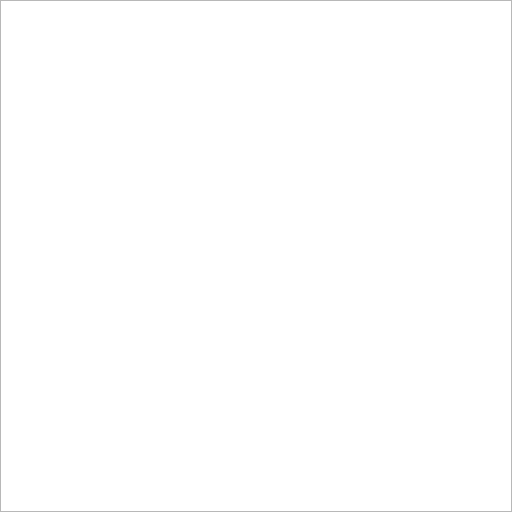
The window that src/lorairo/gui/designer/ImagePreviewWidget.ui (NEXTAltair/LoRAIro) describes before a commit, drawn with Qt 5.
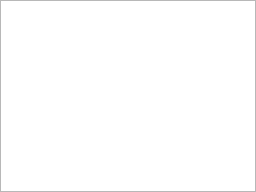
The same window after the commit.

Commit message: feat: Implement Phase 1 Qt Designer responsive layout optimization

```diff
--- a/src/lorairo/gui/designer/ImagePreviewWidget.ui
+++ b/src/lorairo/gui/designer/ImagePreviewWidget.ui
@@ -2,14 +2,6 @@
 <ui version="4.0">
  <class>ImagePreviewWidget</class>
  <widget class="QWidget" name="ImagePreviewWidget">
-  <property name="geometry">
-   <rect>
-    <x>0</x>
-    <y>0</y>
-    <width>512</width>
-    <height>512</height>
-   </rect>
-  </property>
   <property name="windowTitle">
    <string>Form</string>
   </property>
```
The commit also changes 5 other files.
